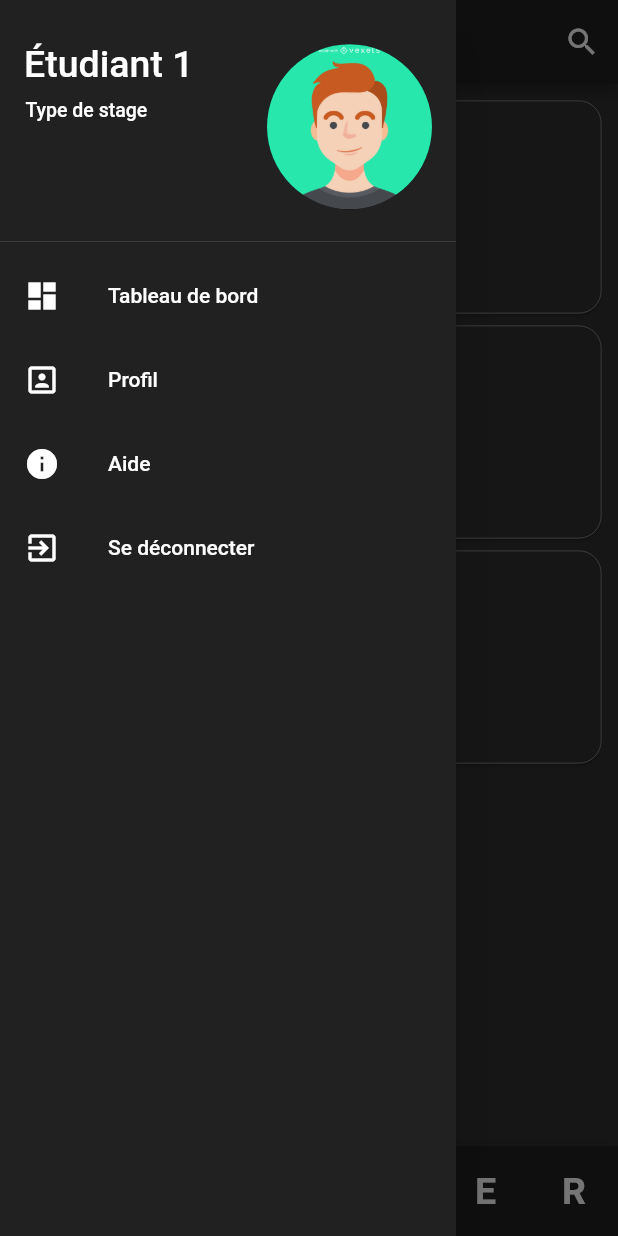
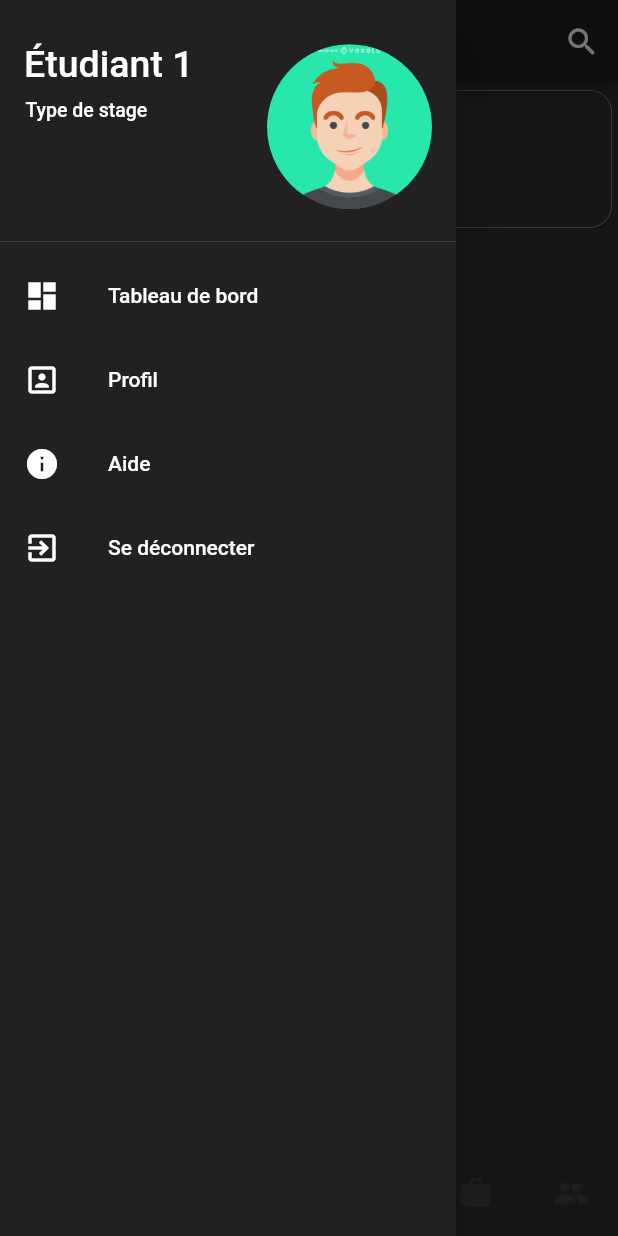
Before and after one commit to ismozi/defiphoto, a Flutter app: the MainPage screen opened directly with empty values, item 2 of the bottom bar chosen, with the side drawer open, on a phone screen of 412 x 824 dp. Run offline on Flutter 3.47's test engine with Material 2 defaults, Android fonts, the phone set to English and light mode, and no system bars; our stand-ins replace image_picker, percent_indicator; missing offline and left inert: jwt_decode; network calls fail.

Commit message:
affiche les questions dans Flutter

```diff
--- a/lib/main.dart
+++ b/lib/main.dart
@@ -2,6 +2,7 @@ import 'package:flutter/material.dart';
 import 'screens/mainPageStudent.dart';
 import 'screens/login.dart';
 import 'screens/progression.dart';
+import 'screens/pageCommentaire.dart';
 
 void main() => runApp(App());
 
@@ -14,7 +15,8 @@ class App extends StatelessWidget {
   routes: <String, WidgetBuilder> {
     '/login': (BuildContext context) => new Login(),
     '/mainPageStudent' : (BuildContext context) => new MainPage(),
-    '/progression' : (BuildContext context) => new Progression()
+    '/progression' : (BuildContext context) => new Progression(),
+    '/pageQuestion' :(BuildContext context) => new pageCommentaire()
   },
 
       theme: new ThemeData(
--- a/lib/screens/listViewWidget.dart
+++ /dev/null
@@ -1,57 +0,0 @@
-import 'package:flutter/material.dart';
-import 'package:flutter/cupertino.dart';
-import 'pageCommentaire.dart';
-
-
-class listViewWidget extends StatefulWidget {
-  final int nbItem;
-  final List<String> txt;
-   int d;
-
-  listViewWidget({this.nbItem, this.txt}) {
-    txt.length = nbItem;
-    d=1;
-  }
-
-  @override
-  State<StatefulWidget> createState() => listViewWidgetState();
-}
-
-class listViewWidgetState extends State<listViewWidget> {
-  @override
-  Widget build(BuildContext context) {
-    return Container(
-      height: 4800,
-      child: ListView.builder(
-          itemCount: widget.nbItem,
-          itemExtent: 150,
-          padding: const EdgeInsets.all(7.0),
-          itemBuilder: (context, position) {
-            return Card(
-              color:Colors.grey[850],
-              shape: RoundedRectangleBorder(
-                  borderRadius: BorderRadius.only(
-                      bottomRight: Radius.circular(15),
-                      topRight: Radius.circular(15),
-                      bottomLeft: Radius.circular(15),
-                      topLeft: Radius.circular(15)),
-                  side: BorderSide(width: 0.5, color: Colors.grey)),
-              child: ListTile(
-                title: Text(
-                  widget.txt[position],
-                  style: TextStyle(
-                      fontSize: 15.0,
-                      color: Colors.white,
-                      fontWeight: FontWeight.bold),
-                ),
-                onTap: () {
-                  Navigator.of(context).push(CupertinoPageRoute(
-                      builder: (context) =>
-                          (pageCommentaire(txt: widget.txt[position]))));
-                },
-              ),
-            );
-          }),
-    );
-  }
-}
--- a/lib/screens/mainPageStudent.dart
+++ b/lib/screens/mainPageStudent.dart
@@ -1,115 +1,87 @@
 import 'package:flutter/material.dart';
 import 'package:flutter/cupertino.dart';
-import 'fabbottomappbar.dart';
 import 'menu.dart';
 import 'fabwithicons.dart';
 import 'layout.dart';
-import 'listViewWidget.dart';
 import 'pageQuestion.dart';
 import '../data/user.dart';
+import 'package:http/http.dart' as http;
+import 'dart:convert';
 
 Widget appBarTitle =
     Text('Matières et produits', style: TextStyle(fontSize: 15));
 
 class MainPage extends StatefulWidget {
-
   mainPage createState() => new mainPage();
 }
 
 class mainPage extends State<MainPage> {
 
+  List questions = [{}];
   Map userData = {};
+  int _currentIndex=0;
 
-  String _lastSelected = 'TAB: 0';
-  String show = 'False';
-  bool showOverlay = false;
-  List<String> txt1 = [
-    "Question sur les produits 1",
-    "Question sur les produits 2"
-  ];
-  int nbItem = 2;
 
-  void _selectedTab(int index) {
-    setState(() {
-      _lastSelected = 'TAB: $index';
+void getData() async {
 
-      if (index == 0) {
-        appBarTitle =
-            Text('Matières et produits', style: TextStyle(fontSize: 15));
+     String id = userData["givenId"];
+     var response = await http.get("https://defiphoto-api.herokuapp.com/questions/$id");
+     if (response.statusCode == 200){
+       if(this.mounted){
+       setState(() {
+         questions = json.decode(response.body);
+       });
+       }
+     }
+ }
 
-        txt1 = ["Question sur les produits 1", "Question sur les produits 2"];
-        nbItem = txt1.length;
-      }
-      if (index == 1) {
-        appBarTitle = Text('Équipement', style: TextStyle(fontSize: 15));
 
-        txt1 = [
-          "Question sur l'équipement 1",
-          "Question sur l'équipement 2",
-          "Question sur l'équipement 3"
-        ];
-        nbItem = txt1.length;
-      }
-      if (index == 2) {
-        appBarTitle = Text('Tâches', style: TextStyle(fontSize: 15));
+Widget createQuestionWidgets(){
 
-        txt1 = ["Question sur les tâches 1"];
-        nbItem = txt1.length;
-      }
-      if (index == 3) {
-        appBarTitle = Text('Individu', style: TextStyle(fontSize: 15));
+  return ListView.builder(
+    itemCount: questions.length,
+    itemBuilder:  (context ,index){
+      return Card(
+              color:Colors.grey[850],
+              shape: RoundedRectangleBorder(
+                  borderRadius: BorderRadius.only(
+                      bottomRight: Radius.circular(15),
+                      topRight: Radius.circular(15),
+                      bottomLeft: Radius.circular(15),
+                      topLeft: Radius.circular(15)),
+                  side: BorderSide(width: 0.5, color: Colors.grey)),
+              child: ListTile(
+                title: Text(questions[index]["text"] ?? '',
+                  style: TextStyle(
+                      fontSize: 20.0,
+                      color: Colors.white,
+                      fontWeight: FontWeight.bold),
+                ),
+                subtitle: Text(questions[index]["sender"]??""),
+                contentPadding: EdgeInsets.all(10),
+                onTap: () {
 
-        txt1 = ["Question sur les individus 1", "Question sur les individus 2"];
-        nbItem = txt1.length;
-      }
-      if (index == 4) {
-        appBarTitle = Text('Environnement', style: TextStyle(fontSize: 15));
+                 Navigator.pushReplacementNamed(context,'/mainPageStudent',arguments: {
+                       'questionId': questions[index]["_id"],
+                  });
+                },
+              ),
+            );
+    }
+    );
 
-        txt1 = [
-          "Question sur l'environnement 1",
-          "Question sur l'environnement 2",
-          "Question sur l'environnement 3",
-          "Question sur l'environnement 4",
-          "Question sur l'environnement 5",
-          "Question sur l'environnement 6"
-        ];
-        nbItem = txt1.length;
-      }
-      if (index == 5) {
-        appBarTitle =
-            Text('Ressources humaines', style: TextStyle(fontSize: 15));
+}
 
-        txt1 = [
-          "Question sur les ressources humaines 1",
-          "Question sur les ressources humaines 2"
-        ];
-        nbItem = txt1.length;
-      }
-    });
-  }
 
-  void overlay() {
-    setState(() {
-      if (showOverlay) {
-        showOverlay = false;
-        show = 'FALSE';
-      } else if (!showOverlay) {
-        showOverlay = true;
-        show = 'TRUE';
-      }
-    });
-  }
 
-  void _selectedFab(int index) {
-    setState(() {
-      _lastSelected = 'FAB: $index';
-    });
-  }
+
 
   @override
   Widget build(BuildContext context) {
 
-    userData = ModalRoute.of(context).settings.arguments;
+  userData = ModalRoute.of(context).settings.arguments;
+  getData();
+
 
     return Scaffold(
       drawer: Container(color:Colors.grey[900],child:NavDrawer()),
@@ -130,56 +102,44 @@ class mainPage extends State<MainPage> {
           actions: <Widget>[
             IconButton(icon: Icon(Icons.search), onPressed: () {})
           ]),
-      body: listViewWidget(
-        txt: txt1,
-        nbItem: nbItem,
-      ),
-      bottomNavigationBar: FABBottomAppBar(
-        onTabSelected: _selectedTab,
-        selectedColor: Colors.cyan,
-        notchedShape: CircularNotchedRectangle(),
-        backgroundColor: Colors.grey[900],
+      body: createQuestionWidgets() ,
+      bottomNavigationBar: BottomNavigationBar(
+        currentIndex: _currentIndex,
         items: [
-          FABBottomAppBarItem(text: "M"),
-          FABBottomAppBarItem(text: "E"),
-          FABBottomAppBarItem(text: "T"),
-          FABBottomAppBarItem(text: "I"),
-          FABBottomAppBarItem(text: "E"),
-          FABBottomAppBarItem(text: "R"),
+          BottomNavigationBarItem(
+            icon: Icon(Icons.school),
+            title: Text("M")
+          ),
+          BottomNavigationBarItem(
+               icon: Icon(Icons.scanner),
+            title: Text("É")
+          ),
+          BottomNavigationBarItem(
+               icon: Icon(Icons.group_work),
+            title: Text("T")
+          ),
+          BottomNavigationBarItem(
+               icon: Icon(Icons.people),
+            title: Text("I")
+          ),
+          BottomNavigationBarItem(
+               icon: Icon(Icons.work),
+            title: Text("E")
+          ),
+          BottomNavigationBarItem(
+               icon: Icon(Icons.people),
+            title: Text("R")
+          ),
         ],
-      ),
-      floatingActionButtonLocation: FloatingActionButtonLocation.centerDocked,
-      floatingActionButton: FloatingActionButton(
-          onPressed: () {
-            Navigator.of(context).push(
-                CupertinoPageRoute(builder: (context) => (pageQuestion())));
-          },
-          backgroundColor: Colors.cyan,
-          child: Icon(Icons.question_answer)),
+           onTap: (index) {
+            setState(() {
+              _currentIndex = index;
+            });
+        },
+        ),
+
     );
   }
 
-  Widget _buildFab(BuildContext context) {
-    final icons = [Icons.sms, Icons.mic, Icons.camera];
-    return AnchoredOverlay(
-      child: FloatingActionButton(
-        onPressed: () {
-          overlay();
-        },
-        tooltip: 'Increment',
-        child: Icon(Icons.question_answer),
-        elevation: 2.0,
-      ),
-      showOverlay: showOverlay,
-      overlayBuilder: (context, offset) {
-        return CenterAbout(
-          position: Offset(offset.dx, offset.dy - icons.length * 35.0),
-          child: FabWithIcons(
-            icons: icons,
-            onIconTapped: _selectedFab,
-          ),
-        );
-      },
-    );
-  }
+
 }
--- a/lib/screens/messageReceivedWidget.dart
+++ b/lib/screens/messageReceivedWidget.dart
@@ -17,7 +17,6 @@ class ReceivedMessagesWidget extends StatelessWidget {
       padding: const EdgeInsets.symmetric(vertical: 7.0),
       child: Row(
         children: <Widget>[
-
           Column(
             crossAxisAlignment: CrossAxisAlignment.start,
             children: <Widget>[
```
Also changed, not shown: lib/screens/login.dart (+3 -9 lines), lib/screens/pageCommentaire.dart (+3 -8 lines), 1 other file.
